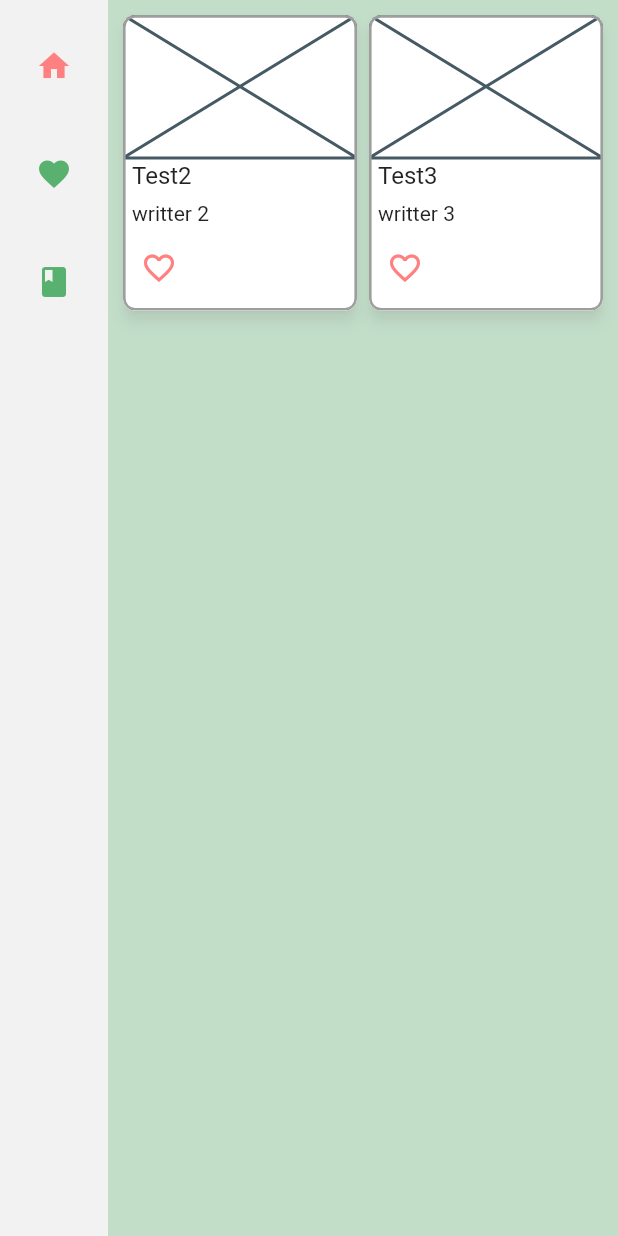
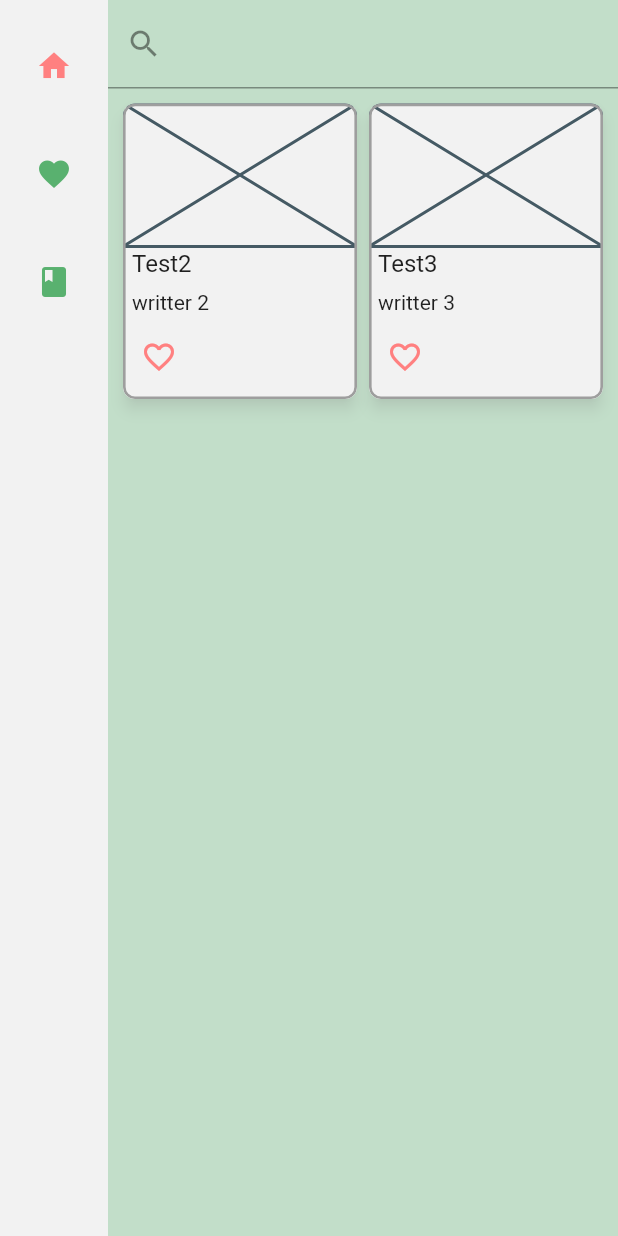
Before and after one commit to valexand-ulb/codex-woltiensis, a Flutter app: the screen it shows after launch, on a phone screen of 412 x 824 dp. Run offline on Flutter 3.47's test engine with Material 2 defaults, Android fonts, the phone set to English and light mode, and no system bars; our stand-ins replace sqflite; accounts and stored records are empty.

Commit message:
- added serch fied

```diff
--- a/lib/model/theme.dart
+++ b/lib/model/theme.dart
@@ -9,9 +9,6 @@ class CustomTheme {
     const Color _accentColor = Color.fromRGBO(255, 128, 128, 1); // 10% of the ui
 
     const Color _textColor = Colors.black87;//Color.fromRGBO(0, 0, 0, 1);
-
-    const Color _redWoltje = Color.fromRGBO(161, 0, 9, 1);
-    const Color _redWoltjeLight = Color.fromRGBO(237, 38, 50, 1);
 
     return ThemeData(
 
@@ -58,7 +55,7 @@ class CustomTheme {
             width: 1.75,
           ),
         ),
-        color: Colors.white,
+        color: _primaryColor,
         shadowColor: Colors.grey.withOpacity(0.3),
       ),
       navigationRailTheme: NavigationRailThemeData(
--- a/lib/view/cards_page.dart
+++ b/lib/view/cards_page.dart
@@ -23,11 +23,23 @@ class CardsPage extends StatelessWidget {
   @override
   Widget build(BuildContext context) {
     return Scaffold(
-      body: GridView.count(
-        crossAxisCount: 2,
-        padding: const EdgeInsets.all(6.0),
-        childAspectRatio: 8.0 / 10.0,
-        children: _buildGridCards(ListedSong.instance.songs.length),
+      body: Column(
+        children: [
+          const TextField(
+            decoration: InputDecoration(
+              prefixIcon: Icon(Icons.search),
+              labelText: '',
+            ),
+          ),
+          Expanded(
+            child: GridView.count(
+              crossAxisCount: 2,
+              padding: const EdgeInsets.all(6.0),
+              childAspectRatio: 8.0 / 10.0,
+              children: _buildGridCards(ListedSong.instance.songs.length),
+            ),
+          ),
+        ],
       ),
     );
   }
```
